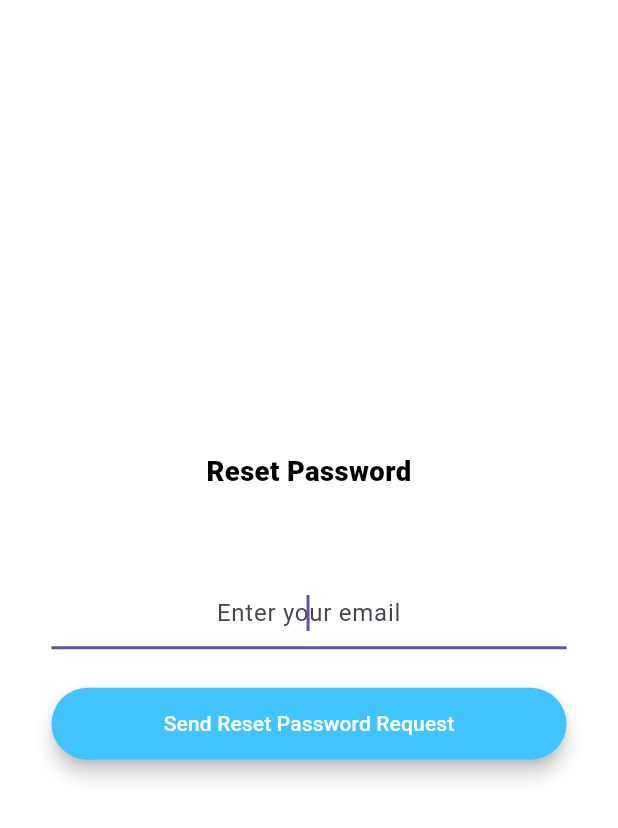
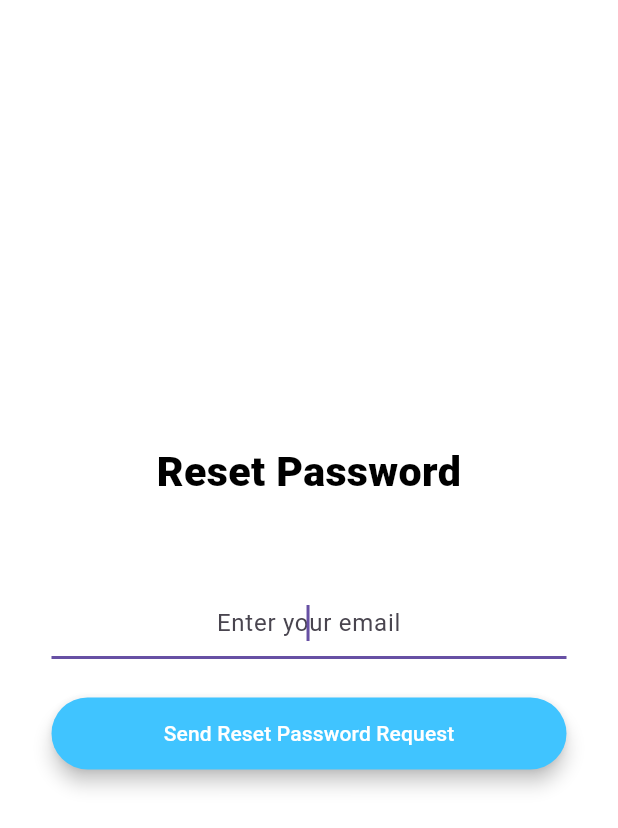
Before and after one commit to nathan-kane/deal_diligence, a Flutter app: the screen it shows after launch, after a tap on "Forgot Password", on a phone screen of 412 x 824 dp. Shown: the top 828 px of the screen. Run offline on Flutter 3.47's test engine with Material 3 defaults, Android fonts, the phone set to English and light mode, and no system bars; our stand-ins replace cloud_firestore, dartz, equatable, firebase_auth, firebase_core, flutter_credit_card and 13 more; missing offline and left inert: add_2_calendar, flutter_stripe, googleapis; accounts and stored records are empty; network calls fail.

Commit message:
Removed the font changes and use Flexible now

```diff
--- a/lib/main.dart
+++ b/lib/main.dart
@@ -41,8 +41,11 @@ class DealDiligence extends StatelessWidget {
 
   @override
   Widget build(BuildContext context) {
+    final double screenWidth = MediaQuery.of(context).size.width;
+    final double screenHeight = MediaQuery.of(context).size.height;
+
     return ScreenUtilInit(
-      designSize: const Size(375, 812),
+      designSize: Size(screenWidth, screenHeight),
       minTextAdapt: true,
       builder: (context, child) =>
          MaterialApp(
--- a/lib/screens/appraiser_company_screen.dart
+++ b/lib/screens/appraiser_company_screen.dart
@@ -213,7 +213,7 @@ class _AppraiserCompanyScreenState
                   Text(
                     'Appraiser Company Profile',
                     style: TextStyle(
-                      fontSize: ScreenUtil().setSp(14.r),
+                      fontSize: 24.sp,
                       fontWeight: FontWeight.bold,
                     ),
                   ),
--- a/lib/screens/client_profile_screen.dart
+++ b/lib/screens/client_profile_screen.dart
@@ -199,7 +199,7 @@ class _ClientProfileScreenState extends ConsumerState<ClientProfileScreen> {
                     Text(
                       'Client Profile',
                       style: TextStyle(
-                        fontSize: ScreenUtil().setSp(14.r),
+                        fontSize: 24.sp,
                         fontWeight: FontWeight.bold,
                       ),
                     ),
--- a/lib/screens/company_screen.dart
+++ b/lib/screens/company_screen.dart
@@ -186,7 +186,7 @@ class _CompanyScreenState extends ConsumerState<CompanyScreen> {
                     Text(
                       'Company Profile',
                       style: TextStyle(
-                        fontSize: ScreenUtil().setSp(14.r),
+                        fontSize: 24.sp,
                         fontWeight: FontWeight.bold,
                       ),
                     ),
--- a/lib/screens/inspector_profile_screen.dart
+++ b/lib/screens/inspector_profile_screen.dart
@@ -223,7 +223,7 @@ class _InspectorCompanyScreenState
                     Text(
                       'Inspector Company Profile',
                       style: TextStyle(
-                        fontSize: ScreenUtil().setSp(14.r),
+                        fontSize: 24.sp,
                         fontWeight: FontWeight.bold,
                       ),
                     ),
--- a/lib/screens/login_screen.dart
+++ b/lib/screens/login_screen.dart
@@ -110,14 +110,6 @@ class _LoginScreenState extends ConsumerState<LoginScreen> {
   void initState() {
     super.initState();
     passwordVisible = true;
-
-    /// Set the margins for web and mobile
-    // if (kIsWeb) {
-    //   margins = 80.w;
-    // } else {
-    //   margins = 10.w;
-    // }
-    //initNotifications();
   }
 
   late String email;
@@ -243,7 +235,6 @@ class _LoginScreenState extends ConsumerState<LoginScreen> {
   Widget build(BuildContext context) {
     bool loginFail = false;
     String errorMessage = "";
-    //final globalVars = ref.watch(globalsNotifierProvider);
 
     return ScreenUtilInit(
       ensureScreenSize: true,
@@ -262,12 +253,12 @@ class _LoginScreenState extends ConsumerState<LoginScreen> {
                 mainAxisAlignment: MainAxisAlignment.center,
                 crossAxisAlignment: CrossAxisAlignment.stretch,
                 children: <Widget>[
-                  Text(
+                 const Text(
                     'User Login',
                     style: TextStyle(
                       color: Colors.black,
                       fontWeight: FontWeight.bold,
-                      fontSize: ScreenUtil().setSp(14.r),
+                      //fontSize: 24.sp,
                     ),
                     textAlign: TextAlign.center,
                   ),
@@ -278,7 +269,7 @@ class _LoginScreenState extends ConsumerState<LoginScreen> {
                     padding: EdgeInsets.symmetric(horizontal: 30.r),
                     color: Colors.white,
                     child: TextField(
-                      style: TextStyle(fontSize: 8.sp),
+                      //style: TextStyle(fontSize: 14.sp),
                       autofocus: true,
                       keyboardType: TextInputType.emailAddress,
                       textAlign: TextAlign.center,
@@ -301,7 +292,7 @@ class _LoginScreenState extends ConsumerState<LoginScreen> {
                     padding: EdgeInsets.symmetric(horizontal: 30.r),
                     color: Colors.white,
                     child: TextField(
-                      style: TextStyle(fontSize: 8.sp),
+                      //style: TextStyle(fontSize: 14.sp),
                       obscureText: passwordVisible,
                       textAlign: TextAlign.center,
                       onChanged: (value) {
@@ -447,22 +438,24 @@ class _LoginScreenState extends ConsumerState<LoginScreen> {
                           borderRadius: BorderRadius.circular(20),
                         ),
                       ),
-                      child: Text(
+                      child: const Text(
                         "Login",
                         style: TextStyle(
                             fontWeight: FontWeight.bold,
-                            fontSize: 8.sp,
+                            //fontSize: 14.sp,
                             color: Colors.black),
                       ),
                     ),
                   ),
-                  SizedBox(height: 50.r,),
+                  SizedBox(
+                    height: 50.r,
+                  ),
                   Container(
                     padding: EdgeInsets.symmetric(horizontal: 30.r),
                     child: TextButton(
-                      child: Text(
+                      child: const Text(
                         'Forgot Password',
-                        style: TextStyle(color: Colors.blue, fontSize: 6.sp),
+                        style: TextStyle(color: Colors.blue), //fontSize: 12.sp),
                       ),
                       onPressed: () => Navigator.of(context).push(
                           MaterialPageRoute(
@@ -476,9 +469,9 @@ class _LoginScreenState extends ConsumerState<LoginScreen> {
                   Container(
                     padding: EdgeInsets.symmetric(horizontal: 30.r),
                     child: TextButton(
-                      child: Text(
+                      child: const Text(
                         'New User?  Create Account',
-                        style: TextStyle(color: Colors.blue, fontSize: 6.sp),
+                        style: TextStyle(color: Colors.blue), //fontSize: 12.sp),
                       ),
                       // onPressed: () => Navigator.of(context).push(MaterialPageRoute(
                       //     builder: (context) => const AddPaymentViaCard())),
@@ -499,10 +492,10 @@ class _LoginScreenState extends ConsumerState<LoginScreen> {
                     child: Container(
                       padding: EdgeInsets.symmetric(horizontal: 30.sp),
                       child: TextButton(
-                        child: Text(
+                        child: const Text(
                           'Privacy Policy',
                           style: TextStyle(
-                              fontSize: 4.sp,
+                              //fontSize: 4.sp,
                               color: Colors.blue,
                               decoration: TextDecoration.underline),
                         ),
--- a/lib/screens/mortgage_company_screen.dart
+++ b/lib/screens/mortgage_company_screen.dart
@@ -215,7 +215,7 @@ class _MortgageCompanyScreenState extends ConsumerState<MortgageCompanyScreen> {
                     Text(
                       'Mortgage Company Profile',
                       style: TextStyle(
-                        fontSize: ScreenUtil().setSp(12.r),
+                        fontSize: 24.sp,
                         fontWeight: FontWeight.bold,
                       ),
                     ),
--- a/lib/screens/reset_password.dart
+++ b/lib/screens/reset_password.dart
@@ -53,7 +53,7 @@ class _ResetPasswordScreenState extends State<ResetPasswordScreen> {
                     style: TextStyle(
                       color: Colors.black,
                       fontWeight: FontWeight.w900,
-                      fontSize: ScreenUtil().setSp(14.r),
+                      fontSize: 24.sp,
                     ),
                     textAlign: TextAlign.center,
                   ),
--- a/lib/screens/title_company_screen.dart
+++ b/lib/screens/title_company_screen.dart
@@ -214,7 +214,7 @@ class _TitleCompanyScreenState extends ConsumerState<TitleCompanyScreen> {
                     Text(
                       'Title Company Profile',
                       style: TextStyle(
-                        fontSize: ScreenUtil().setSp(12.r),
+                        fontSize: 24.sp,
                         fontWeight: FontWeight.bold,
                       ),
                     ),
--- a/lib/screens/user_profile_screen.dart
+++ b/lib/screens/user_profile_screen.dart
@@ -274,7 +274,7 @@ class _UserProfileScreenState extends ConsumerState<UserProfileScreen> {
                     Text(
                       'User Profile',
                       style: TextStyle(
-                        fontSize: ScreenUtil().setSp(12.r),
+                        fontSize: 24.sp,
                         fontWeight: FontWeight.bold,
                       ),
                     ),
--- a/lib/screens/user_register_screen.dart
+++ b/lib/screens/user_register_screen.dart
@@ -100,7 +100,7 @@ class _UserRegisterScreenState extends ConsumerState<UserRegisterScreen> {
                       style: TextStyle(
                         color: Colors.black,
                         fontWeight: FontWeight.bold,
-                        fontSize: ScreenUtil().setSp(12.r),
+                        fontSize: 24.sp,
                       ),
                     )),
                     SizedBox(
```
Also changed, not shown: lib/screens/list_of_appraiser_companies.dart (+14 -12 lines), lib/screens/list_of_clients.dart (+15 -7 lines), lib/screens/list_of_inspector_companies.dart (+12 -10 lines), lib/screens/list_of_mortgage_companies.dart (+19 -13 lines), lib/screens/list_of_title_companies.dart (+21 -13 lines), lib/screens/list_of_trxns.dart (+28 -5 lines), lib/screens/transaction_detail_screen.dart (+20 -13 lines).
